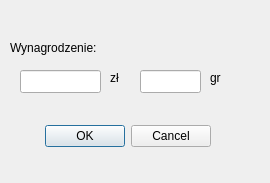
The window that gui/change_salary/changesalary.ui (kowalczyk-j/restaurant-management-system) describes before a commit, drawn with Qt 5.
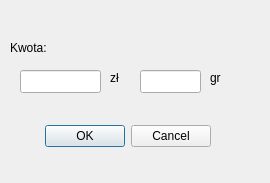
The same window after the commit.

```diff
--- a/gui/change_salary/changesalary.ui
+++ b/gui/change_salary/changesalary.ui
@@ -49,7 +49,7 @@
     </rect>
    </property>
    <property name="text">
-    <string>Wynagrodzenie:</string>
+    <string>Kwota:</string>
    </property>
   </widget>
   <widget class="QLineEdit" name="grosze">
```
Left out of the diff: 2 changed lines with no effect on the pictures.
